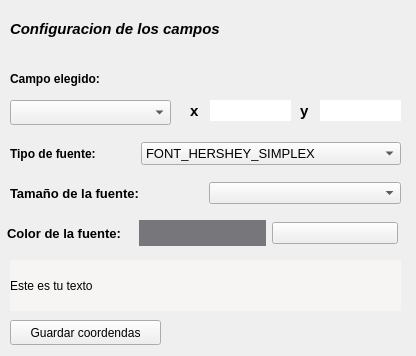
Qt form UI/configuracion.ui (ivanduarte16/TFG) before a commit.
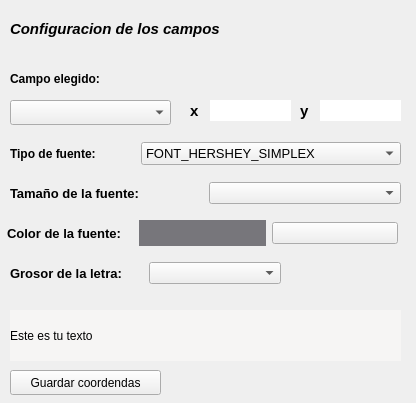
The same form after that commit. Icons and pictures are not drawn.

What changed in the file:
```diff
--- a/UI/configuracion.ui
+++ b/UI/configuracion.ui
@@ -7,7 +7,7 @@
     <x>0</x>
     <y>0</y>
     <width>416</width>
-    <height>356</height>
+    <height>403</height>
    </rect>
   </property>
   <property name="windowTitle">
@@ -140,7 +140,7 @@
     <property name="geometry">
      <rect>
       <x>10</x>
-      <y>320</y>
+      <y>370</y>
       <width>151</width>
       <height>25</height>
      </rect>
@@ -153,7 +153,7 @@
     <property name="geometry">
      <rect>
       <x>10</x>
-      <y>260</y>
+      <y>310</y>
       <width>391</width>
       <height>51</height>
      </rect>
@@ -342,6 +342,35 @@
      </item>
     </layout>
    </widget>
+   <widget class="QWidget" name="">
+    <property name="geometry">
+     <rect>
+      <x>10</x>
+      <y>260</y>
+      <width>271</width>
+      <height>27</height>
+     </rect>
+    </property>
+    <layout class="QHBoxLayout" name="horizontalLayout_4">
+     <item>
+      <widget class="QLabel" name="label_11">
+       <property name="font">
+        <font>
+         <pointsize>10</pointsize>
+         <weight>75</weight>
+         <bold>true</bold>
+        </font>
+       </property>
+       <property name="text">
+        <string>Grosor de la letra:</string>
+       </property>
+      </widget>
+     </item>
+     <item>
+      <widget class="QComboBox" name="comboBox_fontsize_2"/>
+     </item>
+    </layout>
+   </widget>
   </widget>
  </widget>
  <resources>
```
Left out of the diff: 2 changed lines with no effect on the pictures.
